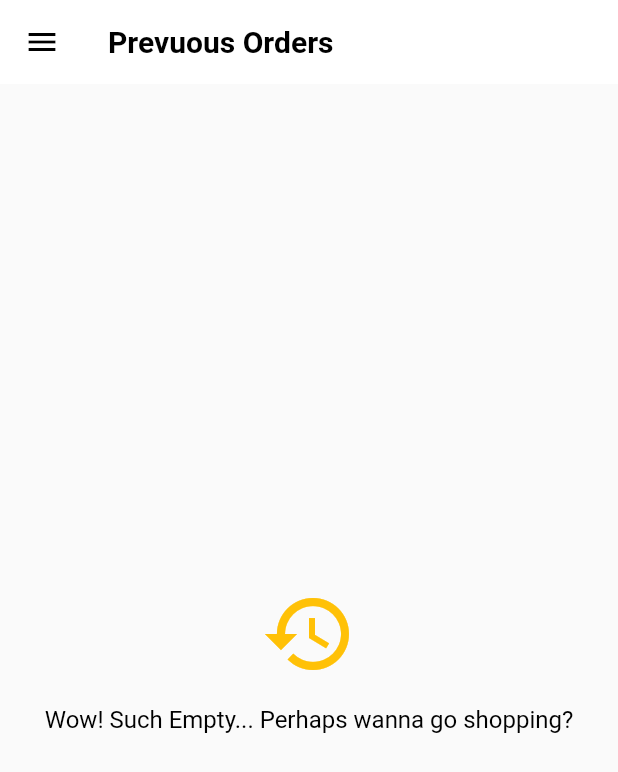
After one commit to edargham/shopply, a Flutter app: the OrderHistoryScreen screen opened by its route, on a phone screen of 412 x 824 dp. The commit adds this screen. Shown: the top 772 px of the screen. Run offline on Flutter 3.47's test engine with Material 2 defaults, Android fonts, the phone set to English and light mode, and no system bars; network calls fail.

```diff
--- a/lib/app.dart
+++ b/lib/app.dart
@@ -5,6 +5,7 @@ import './screens/tab_navigation_screen/widgets/main_drawer.dart';
 import './screens/tab_navigation_screen/tab_navigation_screen.dart';
 import './screens/product_details_screen/product_details_screen.dart';
 import './screens/shopping_cart_screen/shopping_cart_screen.dart';
+import './screens/order_history_screen/order_history_screen.dart';
 
 import './providers/products.dart';
 
@@ -76,6 +77,7 @@ class App extends StatelessWidget {
           '/': (ctx) => const TabNavigationScreen(),
           ProductDetailsScreen.routeName: (ctx) => const ProductDetailsScreen(),
           ShoppingCartScreen.routeName: (ctx) => const ShoppingCartScreen(),
+          OrderHistoryScreen.routeName: (ctx) => const OrderHistoryScreen(),
           '/manage': (ctx) => Scaffold(
                 appBar: AppBar(
                   title: const Text(
--- a/lib/models/order.dart
+++ b/lib/models/order.dart
@@ -32,4 +32,14 @@ class Order with ChangeNotifier {
     );
     notifyListeners();
   }
+
+  void deleteOder(String orderId) {
+    _orders.removeWhere((OrderItem order) => order.id == orderId);
+    notifyListeners();
+  }
+
+  void clear() {
+    _orders = [];
+    notifyListeners();
+  }
 }
--- /dev/null
+++ b/lib/screens/order_history_screen/order_history_screen.dart
@@ -0,0 +1,71 @@
+import 'package:flutter/material.dart';
+import 'package:provider/provider.dart';
+
+import '../../models/order.dart';
+
+import './widgets/order_banner.dart';
+
+import '../tab_navigation_screen/widgets/main_drawer.dart';
+
+class OrderHistoryScreen extends StatelessWidget {
+  static const String routeName = '/order_history';
+  const OrderHistoryScreen({super.key});
+
+  Widget _showOrders(BuildContext context, Order order) {
+    if (order.orders.isEmpty) {
+      return Align(
+        alignment: Alignment.center,
+        child: Column(
+          mainAxisAlignment: MainAxisAlignment.center,
+          crossAxisAlignment: CrossAxisAlignment.center,
+          children: <Widget>[
+            const Icon(
+              Icons.history,
+              size: 64.0,
+              color: Colors.amber,
+            ),
+            const SizedBox(height: 16.0),
+            Text(
+              'Wow! Such Empty... Perhaps wanna go shopping?',
+              style: TextStyle(
+                fontSize: 16.0,
+                color: Theme.of(context).colorScheme.onPrimary,
+              ),
+            ),
+          ],
+        ),
+      );
+    } else {
+      return Padding(
+        padding: const EdgeInsets.all(8.0),
+        child: ListView.builder(
+          itemCount: order.orders.length,
+          itemBuilder: (context, index) {
+            return OrderBanner(
+              item: order.orders[index],
+            );
+          },
+        ),
+      );
+    }
+  }
+
+  @override
+  Widget build(BuildContext context) {
+    Order order = Provider.of<Order>(context);
+    return Scaffold(
+      appBar: AppBar(
+        title: const Text(
+          'Prevuous Orders',
+          style: TextStyle(
+            fontWeight: FontWeight.bold,
+          ),
+        ),
+        elevation: 0,
+        centerTitle: false,
+      ),
+      drawer: const MainDrawer(),
+      body: _showOrders(context, order),
+    );
+  }
+}
--- a/pubspec.yaml
+++ b/pubspec.yaml
@@ -32,7 +32,7 @@ dependencies:
   flutter:
     sdk: flutter
   provider:
-
+  intl:
   # The following adds the Cupertino Icons font to your application.
   # Use with the CupertinoIcons class for iOS style icons.
   cupertino_icons: ^1.0.2
```
Also changed, not shown: lib/screens/order_history_screen/widgets/order_banner.dart (added, +204 -0 lines), lib/screens/shopping_cart_screen/shopping_cart_screen.dart (+12 -3 lines), lib/screens/tab_navigation_screen/widgets/main_drawer.dart (+11 -0 lines), lib/screens/widgets/item_banner.dart (renamed from lib/screens/shopping_cart_screen/widgets/item_banner.dart, +12 -6 lines), pubspec.lock.
